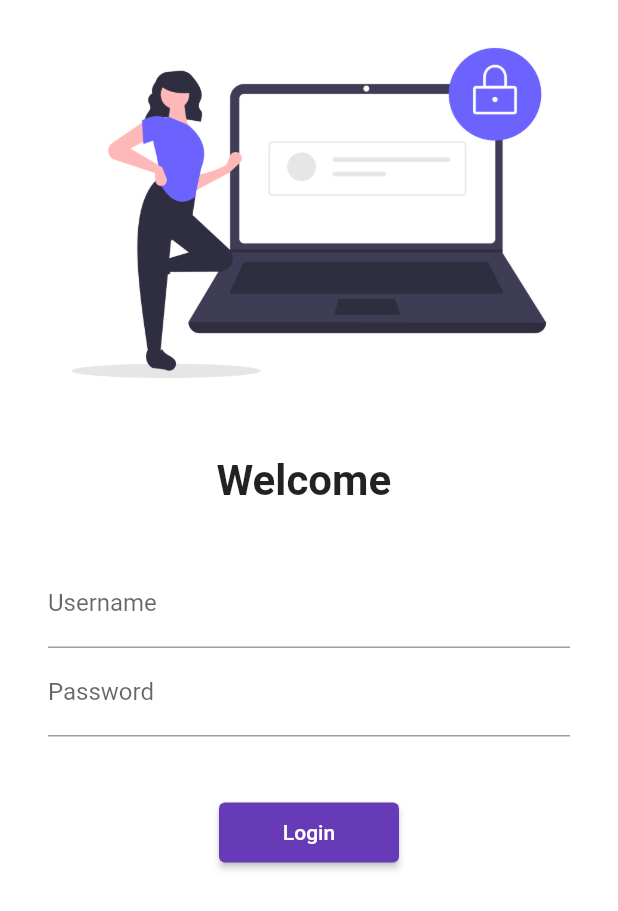
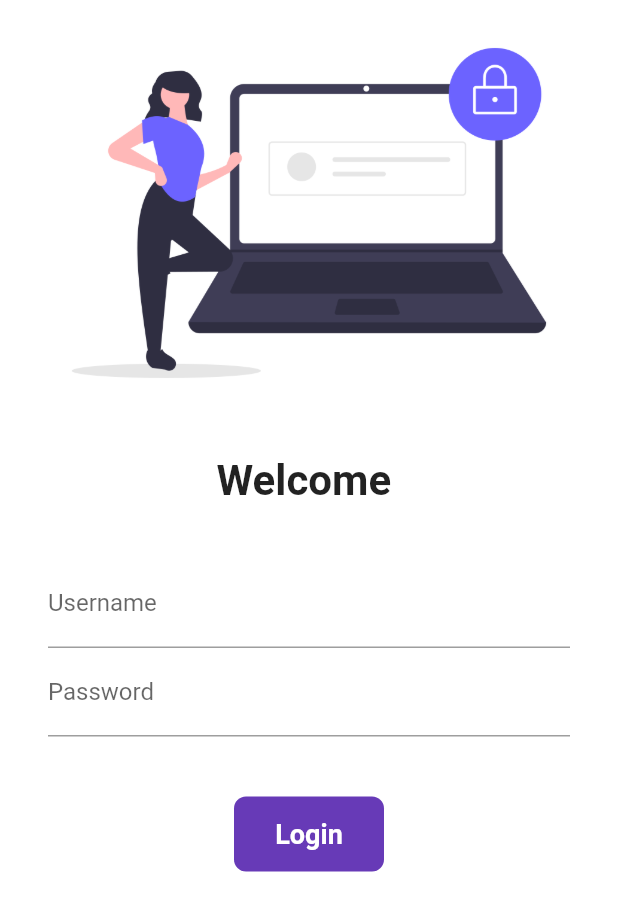
Before and after one commit to AnantKumawat22/Catalog-App, a Flutter app: the screen it shows after launch, on a phone screen of 412 x 824 dp. Shown: the top 911 px of the screen. Run offline on Flutter 3.47's test engine with Material 2 defaults, Android fonts, the phone set to English and light mode, and no system bars.

Commit message:
Day 6 Completed

```diff
--- a/lib/main.dart
+++ b/lib/main.dart
@@ -25,10 +25,10 @@ class MyApp extends StatelessWidget {
       darkTheme: ThemeData(
         brightness: Brightness.dark
       ),
-      initialRoute: '/home',
+      initialRoute: '/login',
       routes: {
         "/" :(context) => HomePage(),
-        MyRoutes.homeRoute :(context) => LoginPage(),
+        MyRoutes.homeRoute :(context) => HomePage(),
         MyRoutes.loginRoute :(context) => LoginPage(),
       },
     );
--- a/lib/pages/login_page.dart
+++ b/lib/pages/login_page.dart
@@ -11,6 +11,7 @@ class LoginPage extends StatefulWidget {
 class _LoginPageState extends State<LoginPage> {
 
   String name = "";
+  bool changeButton = false;
 
   @override
   Widget build(BuildContext context) {
@@ -35,6 +36,10 @@ class _LoginPageState extends State<LoginPage> {
               padding: const EdgeInsets.symmetric(vertical: 16.0, horizontal: 32.0),
               child: Column(children: [
                 TextFormField(
+                  onChanged: (value) {
+                    name = value;
+                    setState(() {});
+                  },
                 decoration: const InputDecoration(
                   hintText: "Enter Username",
                   labelText: "Username"
@@ -50,13 +55,41 @@ class _LoginPageState extends State<LoginPage> {
               ),
               const SizedBox(height: 40.0,),
 
-              ElevatedButton(
-                onPressed: () {
+              InkWell(
+                onTap:  () async {
+                  setState(() {
+                    changeButton = true;
+                  });
+
+                  await Future.delayed(const Duration(seconds: 1));
                   Navigator.pushNamed(context, MyRoutes.homeRoute);
                 },
-                child: const Text("Login"),
-                style: TextButton.styleFrom(minimumSize: Size(120, 40)),
+                child: AnimatedContainer(
+                  duration: const Duration(seconds: 1),
+                  width: changeButton ? 50 : 100,
+                  height: 50,
+                  alignment: Alignment.center,
+                  child: changeButton ? const Icon(Icons.done, color: Colors.white) : const Text(
+                    "Login",
+                    style: TextStyle(
+                        fontWeight: FontWeight.bold,
+                        color: Colors.white,
+                        fontSize: 18
+                      ),
+                    ),
+                    decoration: BoxDecoration(
+                      color: Colors.deepPurple,
+                      borderRadius: BorderRadius.circular(changeButton ? 50 : 8),
+                    ),
+                ),
               ),
+              // ElevatedButton(
+              //   onPressed: () {
+              //     Navigator.pushNamed(context, MyRoutes.homeRoute);
+              //   },
+              //   child: const Text("Login"),
+              //   style: TextButton.styleFrom(minimumSize: Size(120, 40)),
+              // ),
             ],),
             )
           ],
```
